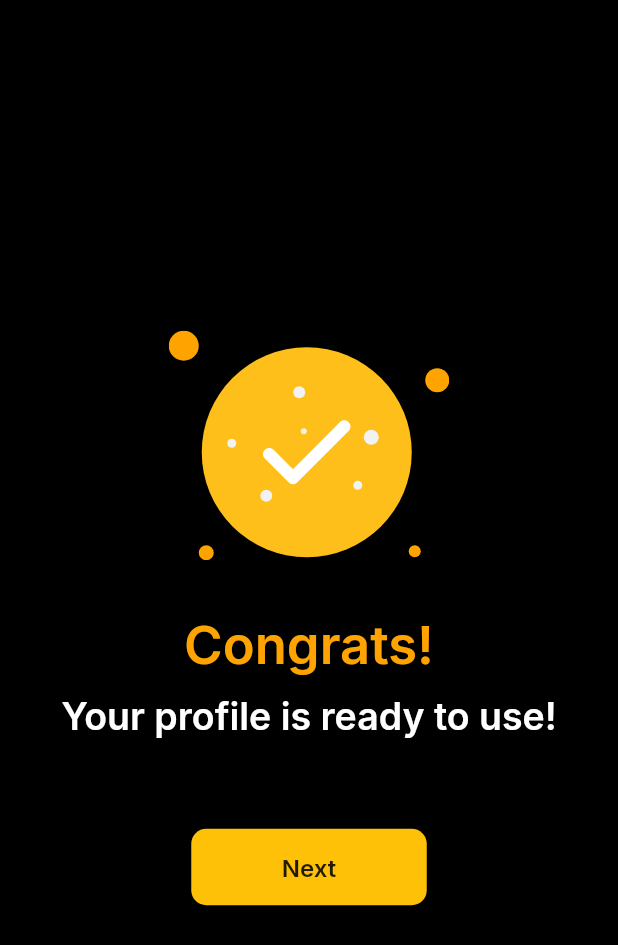
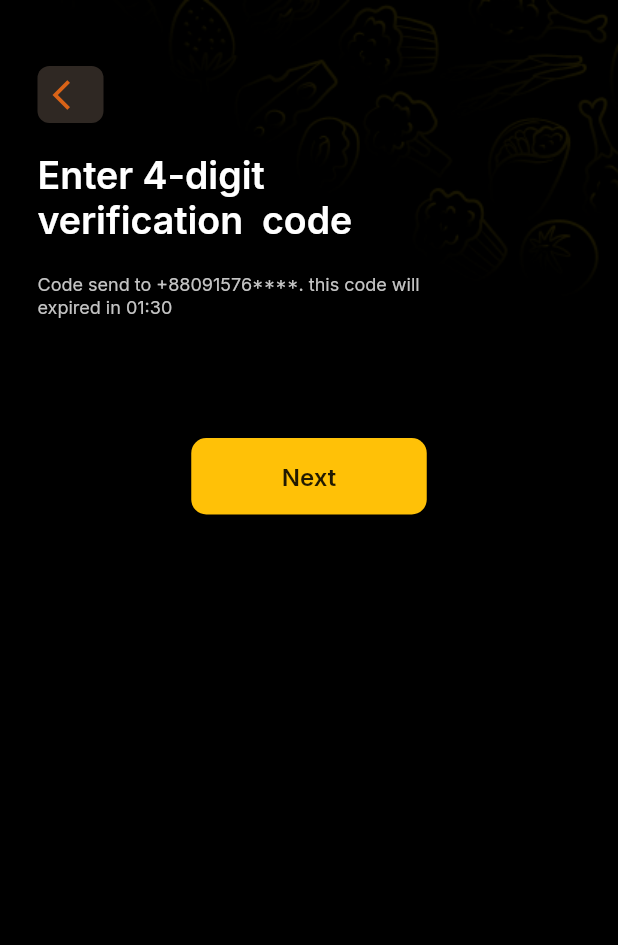
Before and after one commit to kamrulcse7/Food-Grid-App, a Flutter app: the SetLocationScreen screen opened directly, after a tap on "Next", on a phone screen of 412 x 824 dp. Shown: the top 945 px of the screen. Run offline on Flutter 3.47's test engine with Material 2 defaults, Android fonts, the phone set to English and light mode, and no system bars; our stand-ins replace flutter_svg, get, google_fonts, image_picker, page_transition; project files that could hold a hidden picture were left out.

Commit message:
verification code screen design

```diff
--- a/lib/screen/set_loction_screen.dart
+++ b/lib/screen/set_loction_screen.dart
@@ -1,5 +1,6 @@
 import 'package:flutter/material.dart';
 import 'package:flutter_svg/svg.dart';
+import 'package:food_grid/screen/verification_code_screen.dart';
 
 import 'package:food_grid/widget/custom_bg.dart';
 import 'package:food_grid/widget/custom_button.dart';
@@ -112,7 +113,7 @@ class SetLocationScreen extends StatelessWidget {
                 child: CustomButton(
                   onTap: () {
                     Navigator.of(context).push(
-                      nextPage(ReadyProfileScreen()),
+                      nextPage(VerificationCodeScreen()),
                     );
                   },
                   height: 51.0,
--- /dev/null
+++ b/lib/screen/verification_code_screen.dart
@@ -0,0 +1,77 @@
+import 'package:flutter/material.dart';
+import 'package:flutter/src/widgets/container.dart';
+import 'package:flutter/src/widgets/framework.dart';
+import 'package:food_grid/widget/custom_bg.dart';
+
+import '../const.dart';
+import '../widget/custom_button.dart';
+import '../widget/custom_leading_button.dart';
+
+class VerificationCodeScreen extends StatelessWidget {
+  const VerificationCodeScreen({super.key});
+
+  @override
+  Widget build(BuildContext context) {
+    return CustomBg(
+      child: Scaffold(
+        backgroundColor: Colors.transparent,
+        body: Container(
+          width: double.infinity,
+          height: double.infinity,
+          padding: EdgeInsets.only(left: 25.0, top: 44.0, right: 25.0),
+          child: Column(
+            crossAxisAlignment: CrossAxisAlignment.start,
+            children: [
+              CustomLeadingButton(
+                onTap: () => Navigator.pop(context),
+              ),
+              Container(
+                padding: EdgeInsets.only(top: 20.0, bottom: 20.0),
+                child: Column(
+                  crossAxisAlignment: CrossAxisAlignment.start,
+                  children: [
+                    Text(
+                      "Enter 4-digit \nverification  code",
+                      style: myTextStyle(
+                        clr: Colors.white,
+                        fw: FontWeight.w600,
+                        size: 25.0,
+                      ),
+                    ),
+                    SizedBox(
+                      height: 20.0,
+                    ),
+                    Text(
+                      "Code send to +88091576****. this code will \nexpired in 01:30",
+                      style: myTextStyle(
+                        clr: Color(0xFfC4C4C4),
+                        fw: FontWeight.w400,
+                        size: 12.0,
+                      ),
+                    ),
+                  ],
+                ),
+              ),
+            SizedBox(
+                  height: 60.0,
+                ),
+                Align(
+                  alignment: Alignment.center,
+                  child: CustomButton(
+                    onTap: () {
+                      // Navigator.of(context).push(
+                      //   nextPage(UploadPhotoScreen()),
+                      // );
+                    },
+                    height: 51.0,
+                    width: 157.0,
+                    title: "Next",
+                  ),
+                ),
+            ],
+          ),
+        ),
+      ),
+    );
+  }
+}
```
